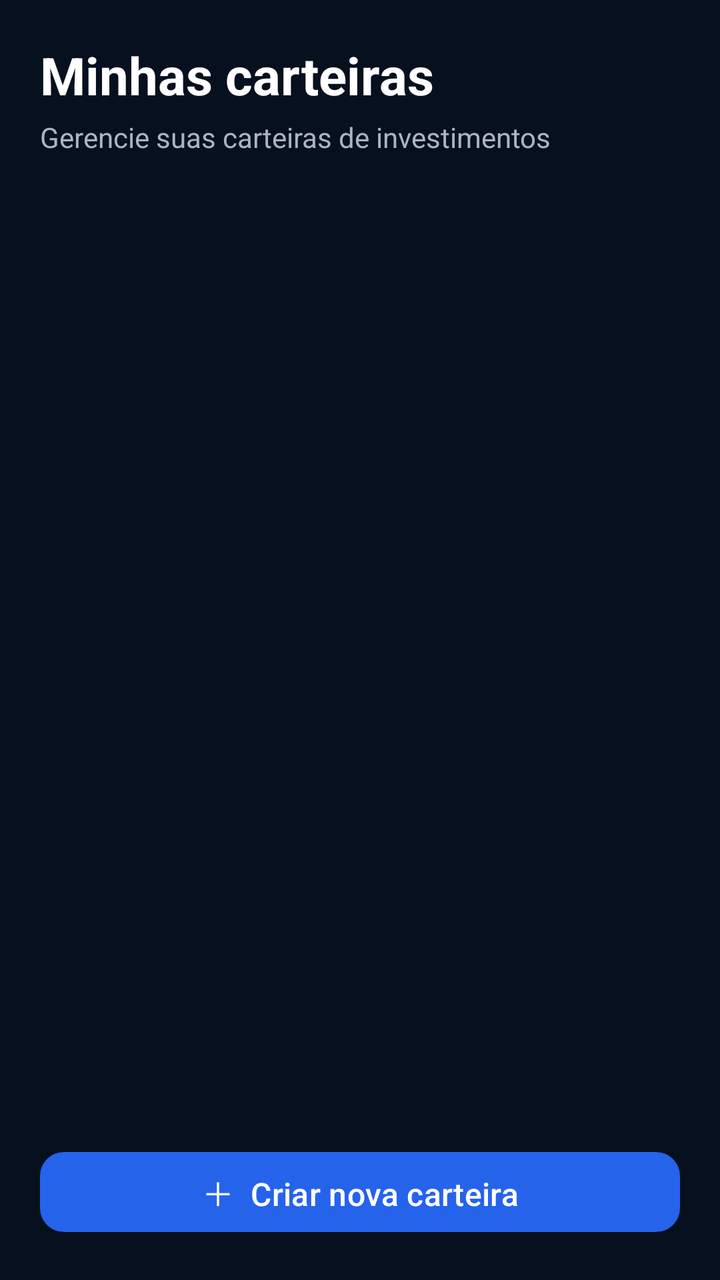
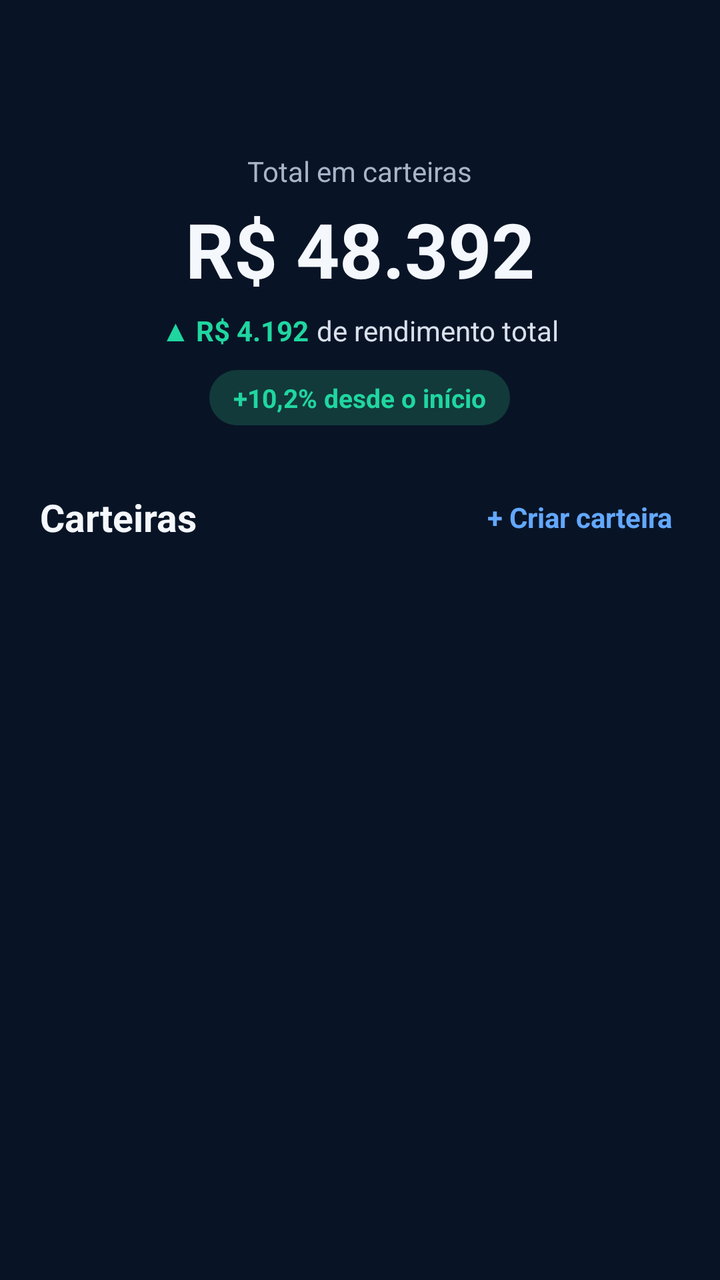

Screens rendered from an Android XML layout before and after an edit, with the pre-edit source and the edit as a unified diff.
<!-- AndroidManifest.xml: application theme Theme.AccurancyMobileApp -->
<!-- res/layout/fragment_criar_wallet.xml -->
<?xml version="1.0" encoding="utf-8"?>
<FrameLayout xmlns:android="http://schemas.android.com/apk/res/android"
    xmlns:app="http://schemas.android.com/apk/res-auto"
    android:layout_width="match_parent"
    android:layout_height="match_parent"
    android:background="@color/bg_deep">

    <LinearLayout
        android:layout_width="match_parent"
        android:layout_height="match_parent"
        android:orientation="vertical"
        android:padding="20dp">

        <TextView
            android:layout_width="wrap_content"
            android:layout_height="wrap_content"
            android:text="Minhas carteiras"
            android:textColor="@android:color/white"
            android:textSize="26sp"
            android:textStyle="bold" />

        <TextView
            android:layout_width="wrap_content"
            android:layout_height="wrap_content"
            android:layout_marginTop="4dp"
            android:text="Gerencie suas carteiras de investimentos"
            android:textColor="#AAB4C3"
            android:textSize="14sp" />

        <androidx.recyclerview.widget.RecyclerView
            android:id="@+id/minhasWallets"
            android:layout_width="match_parent"
            android:layout_height="0dp"
            android:layout_marginTop="20dp"
            android:layout_weight="1"
            android:clipToPadding="false"
            android:paddingBottom="16dp" />

        <com.google.android.material.button.MaterialButton
            android:id="@+id/btnCriarWallet"
            android:layout_width="match_parent"
            android:layout_height="wrap_content"
            android:text="＋  Criar nova carteira"
            android:textAllCaps="false"
            android:textSize="16sp"
            app:cornerRadius="12dp"
            app:backgroundTint="#2563EB"/>

    </LinearLayout>

</FrameLayout>
<!-- resources referenced by this layout -->
<resources>
  <color name="bg_deep">#FF06101E</color>
  <style name="Theme.AccurancyMobileApp" parent="Base.Theme.AccurancyMobileApp" />
  <style name="Base.Theme.AccurancyMobileApp" parent="Theme.Material3.DayNight.NoActionBar">
          
          
  
      </style>
</resources>

<!-- the commit's change to res/layout/fragment_criar_wallet.xml (unified diff, before → after) -->
@@ -1,51 +1,218 @@
 <?xml version="1.0" encoding="utf-8"?>
-<FrameLayout xmlns:android="http://schemas.android.com/apk/res/android"
+<androidx.constraintlayout.widget.ConstraintLayout
+    xmlns:android="http://schemas.android.com/apk/res/android"
     xmlns:app="http://schemas.android.com/apk/res-auto"
     android:layout_width="match_parent"
     android:layout_height="match_parent"
-    android:background="@color/bg_deep">
-
-    <LinearLayout
-        android:layout_width="match_parent"
-        android:layout_height="match_parent"
+    android:background="#081426">
+
+    
+    <LinearLayout
+        android:id="@+id/cabecalhoCarteiras"
+        android:layout_width="0dp"
+        android:layout_height="52dp"
+        android:gravity="center_vertical"
+        android:orientation="horizontal"
+        android:paddingStart="16dp"
+        android:paddingEnd="16dp"
+        app:layout_constraintTop_toTopOf="parent"
+        app:layout_constraintStart_toStartOf="parent"
+        app:layout_constraintEnd_toEndOf="parent">
+
+
+    </LinearLayout>
+
+    
+    <LinearLayout
+        android:id="@+id/resumoPatrimonio"
+        android:layout_width="0dp"
+        android:layout_height="wrap_content"
+        android:layout_marginTop="24dp"
+        android:gravity="center"
         android:orientation="vertical"
-        android:padding="20dp">
-
-        <TextView
-            android:layout_width="wrap_content"
-            android:layout_height="wrap_content"
-            android:text="Minhas carteiras"
-            android:textColor="@android:color/white"
-            android:textSize="26sp"
-            android:textStyle="bold" />
-
-        <TextView
+        android:paddingStart="16dp"
+        android:paddingEnd="16dp"
+        app:layout_constraintTop_toBottomOf="@id/cabecalhoCarteiras"
+        app:layout_constraintStart_toStartOf="parent"
+        app:layout_constraintEnd_toEndOf="parent">
+
+        <TextView
+            android:layout_width="wrap_content"
+            android:layout_height="wrap_content"
+            android:text="Total em carteiras"
+            android:textColor="#A8B5C8"
+            android:textSize="14sp" />
+
+        <TextView
+            android:id="@+id/tvTotalCarteiras"
             android:layout_width="wrap_content"
             android:layout_height="wrap_content"
             android:layout_marginTop="4dp"
-            android:text="Gerencie suas carteiras de investimentos"
-            android:textColor="#AAB4C3"
-            android:textSize="14sp" />
-
-        <androidx.recyclerview.widget.RecyclerView
-            android:id="@+id/minhasWallets"
-            android:layout_width="match_parent"
-            android:layout_height="0dp"
-            android:layout_marginTop="20dp"
+            android:text="R$ 48.392"
+            android:textColor="#F4F7FC"
+            android:textSize="38sp"
+            android:textStyle="bold" />
+
+        <LinearLayout
+            android:layout_width="wrap_content"
+            android:layout_height="wrap_content"
+            android:layout_marginTop="6dp"
+            android:gravity="center"
+            android:orientation="horizontal">
+
+            <TextView
+                android:layout_width="wrap_content"
+                android:layout_height="wrap_content"
+                android:text="▲ "
+                android:textColor="#20D6A0"
+                android:textSize="14sp"
+                android:textStyle="bold" />
+
+            <TextView
+                android:id="@+id/tvRendimentoTotal"
+                android:layout_width="wrap_content"
+                android:layout_height="wrap_content"
+                android:text="R$ 4.192"
+                android:textColor="#20D6A0"
+                android:textSize="14sp"
+                android:textStyle="bold" />
+
+            <TextView
+                android:layout_width="wrap_content"
+                android:layout_height="wrap_content"
+                android:layout_marginStart="4dp"
+                android:text="de rendimento total"
+                android:textColor="#D8E0EC"
+                android:textSize="14sp" />
+
+        </LinearLayout>
+
+        <TextView
+            android:id="@+id/tvPercentualTotal"
+            android:layout_width="wrap_content"
+            android:layout_height="wrap_content"
+            android:layout_marginTop="10dp"
+            android:background="@drawable/bg_carteira_percentual"
+            android:paddingStart="12dp"
+            android:paddingTop="5dp"
+            android:paddingEnd="12dp"
+            android:paddingBottom="5dp"
+            android:text="+10,2% desde o início"
+            android:textColor="#20D6A0"
+            android:textSize="13sp"
+            android:textStyle="bold" />
+
+    </LinearLayout>
+
+    
+    <LinearLayout
+        android:id="@+id/cabecalhoListaCarteiras"
+        android:layout_width="0dp"
+        android:layout_height="wrap_content"
+        android:layout_marginStart="20dp"
+        android:layout_marginTop="24dp"
+        android:layout_marginEnd="20dp"
+        android:gravity="center_vertical"
+        android:orientation="horizontal"
+        app:layout_constraintTop_toBottomOf="@id/resumoPatrimonio"
+        app:layout_constraintStart_toStartOf="parent"
+        app:layout_constraintEnd_toEndOf="parent">
+
+        <TextView
+            android:layout_width="0dp"
+            android:layout_height="wrap_content"
             android:layout_weight="1"
-            android:clipToPadding="false"
-            android:paddingBottom="16dp" />
-
-        <com.google.android.material.button.MaterialButton
+            android:text="Carteiras"
+            android:textColor="#F4F7FC"
+            android:textSize="19sp"
+            android:textStyle="bold" />
+
+        <TextView
             android:id="@+id/btnCriarWallet"
-            android:layout_width="match_parent"
-            android:layout_height="wrap_content"
-            android:text="＋  Criar nova carteira"
-            android:textAllCaps="false"
+            android:layout_width="wrap_content"
+            android:layout_height="44dp"
+            android:clickable="true"
+            android:focusable="true"
+            android:gravity="center"
+            android:paddingStart="12dp"
+            android:paddingEnd="4dp"
+            android:text="+ Criar carteira"
+            android:textColor="#63A8FF"
+            android:textSize="14sp"
+            android:textStyle="bold" />
+
+    </LinearLayout>
+
+    <androidx.recyclerview.widget.RecyclerView
+        android:id="@+id/rvMinhasWallets"
+        android:layout_width="0dp"
+        android:layout_height="0dp"
+        android:clipToPadding="false"
+        android:paddingStart="20dp"
+        android:paddingTop="8dp"
+        android:paddingEnd="20dp"
+        android:paddingBottom="20dp"
+        android:scrollbars="vertical"
+        app:layout_constraintTop_toBottomOf="@id/cabecalhoListaCarteiras"
+        app:layout_constraintBottom_toBottomOf="parent"
+        app:layout_constraintStart_toStartOf="parent"
+        app:layout_constraintEnd_toEndOf="parent" />
+
+    
+    <LinearLayout
+        android:id="@+id/layoutCarteirasVazio"
+        android:layout_width="0dp"
+        android:layout_height="wrap_content"
+        android:gravity="center"
+        android:orientation="vertical"
+        android:padding="24dp"
+        android:visibility="gone"
+        app:layout_constraintTop_toBottomOf="@id/cabecalhoListaCarteiras"
+        app:layout_constraintBottom_toBottomOf="parent"
+        app:layout_constraintStart_toStartOf="parent"
+        app:layout_constraintEnd_toEndOf="parent">
+
+        <TextView
+            android:layout_width="wrap_content"
+            android:layout_height="wrap_content"
+            android:text="＋"
+            android:textColor="#63A8FF"
+            android:textSize="42sp" />
+
+        <TextView
+            android:layout_width="wrap_content"
+            android:layout_height="wrap_content"
+            android:layout_marginTop="8dp"
+            android:text="Você ainda não tem carteiras"
+            android:textColor="#F4F7FC"
             android:textSize="16sp"
-            app:cornerRadius="12dp"
-            app:backgroundTint="#2563EB"/>
-
-    </LinearLayout>
-
-</FrameLayout>
+            android:textStyle="bold" />
+
+        <TextView
+            android:layout_width="wrap_content"
+            android:layout_height="wrap_content"
+            android:layout_marginTop="6dp"
+            android:gravity="center"
+            android:text="Crie sua primeira carteira para organizar seus investimentos."
+            android:textColor="#9CAAC0"
+            android:textSize="13sp" />
+
+        <TextView
+            android:id="@+id/btnCriarPrimeiraCarteira"
+            android:layout_width="wrap_content"
+            android:layout_height="44dp"
+            android:layout_marginTop="16dp"
+            android:background="@drawable/bg_btn_criar_carteira"
+            android:clickable="true"
+            android:focusable="true"
+            android:gravity="center"
+            android:paddingStart="20dp"
+            android:paddingEnd="20dp"
+            android:text="Criar minha carteira"
+            android:textColor="#FFFFFF"
+            android:textSize="14sp"
+            android:textStyle="bold" />
+
+    </LinearLayout>
+
+</androidx.constraintlayout.widget.ConstraintLayout>
<!-- resource entries referenced after the edit -->
@@ -1,6 +1,23 @@
 <!-- resources referenced by this layout -->
 <resources>
-  <color name="bg_deep">#FF06101E</color>
+  <!-- drawable bg_btn_criar_carteira (drawable) -->
+  <?xml version="1.0" encoding="utf-8"?>
+  <shape xmlns:android="http://schemas.android.com/apk/res/android">
+  
+      <solid android:color="#2563EB"/>
+  
+      <corners android:radius="12dp"/>
+  
+  </shape>
+  <!-- drawable bg_carteira_percentual (drawable) -->
+  <?xml version="1.0" encoding="utf-8"?>
+  <shape xmlns:android="http://schemas.android.com/apk/res/android">
+  
+      <solid android:color="#123A3A"/>
+  
+      <corners android:radius="30dp"/>
+  
+  </shape>
   <style name="Theme.AccurancyMobileApp" parent="Base.Theme.AccurancyMobileApp" />
   <style name="Base.Theme.AccurancyMobileApp" parent="Theme.Material3.DayNight.NoActionBar">
           
